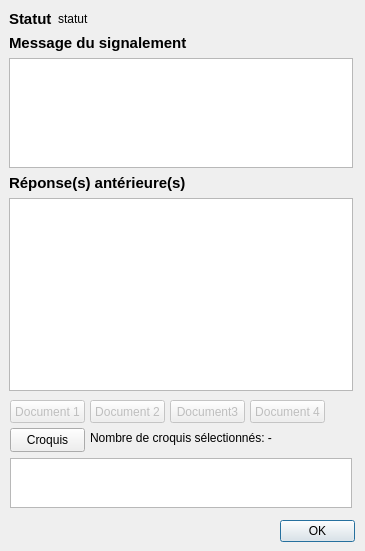
Old version of the form FormView_base.ui in the repository IGNF/espace-collaboratif-qgis-plugin.
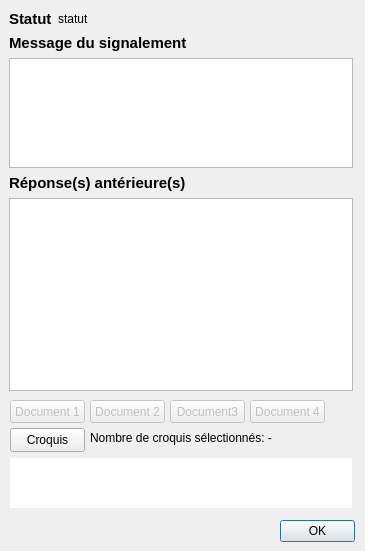
New version of the form. Icons and pictures are not drawn.

What changed in the file:
```diff
--- a/FormView_base.ui
+++ b/FormView_base.ui
@@ -211,6 +211,9 @@
      <verstretch>0</verstretch>
     </sizepolicy>
    </property>
+   <property name="frameShape">
+    <enum>QFrame::NoFrame</enum>
+   </property>
    <property name="lineWidth">
     <number>0</number>
    </property>
```
